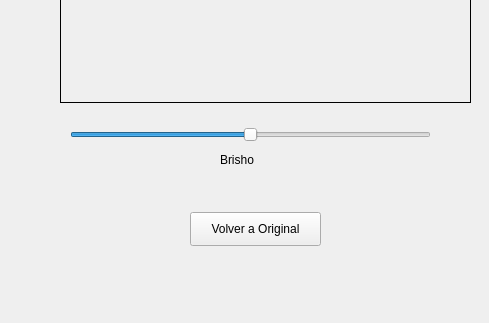
DavidBerumen97/PhotoShopPirata, file ventana.ui: the form before one commit; both pictures show x 0 to 489 and y 307 to 630 of the 869 by 630 pixel window.
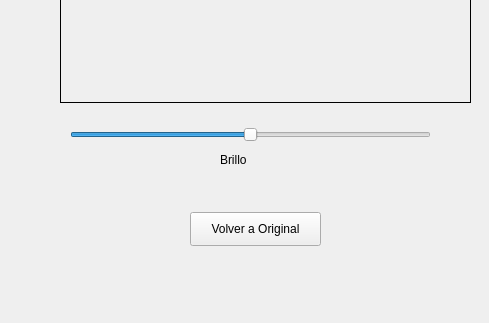
The form after the commit.

Diff of the .ui file:
```diff
--- a/ventana.ui
+++ b/ventana.ui
@@ -87,7 +87,7 @@
      </rect>
     </property>
     <property name="text">
-     <string>Brisho</string>
+     <string>Brillo</string>
     </property>
    </widget>
    <widget class="QPushButton" name="pushButton">
```
Left out of the diff: 7 changed lines with no effect on the pictures.
